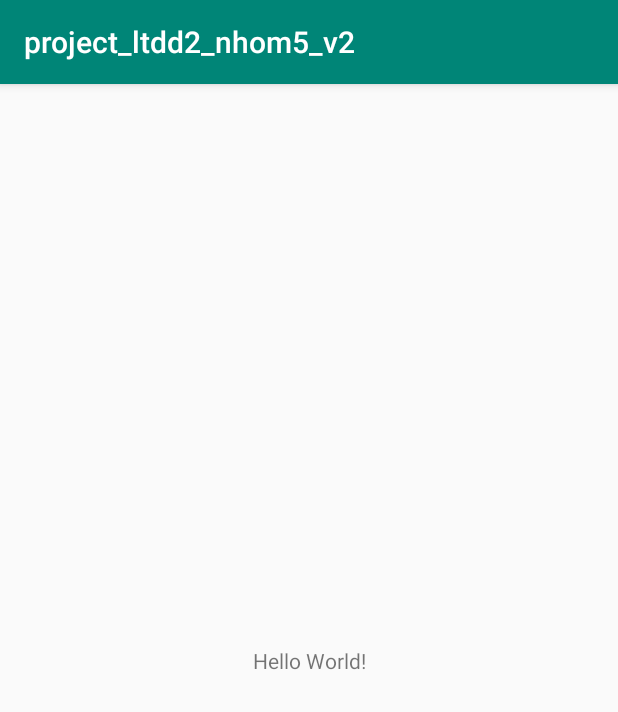
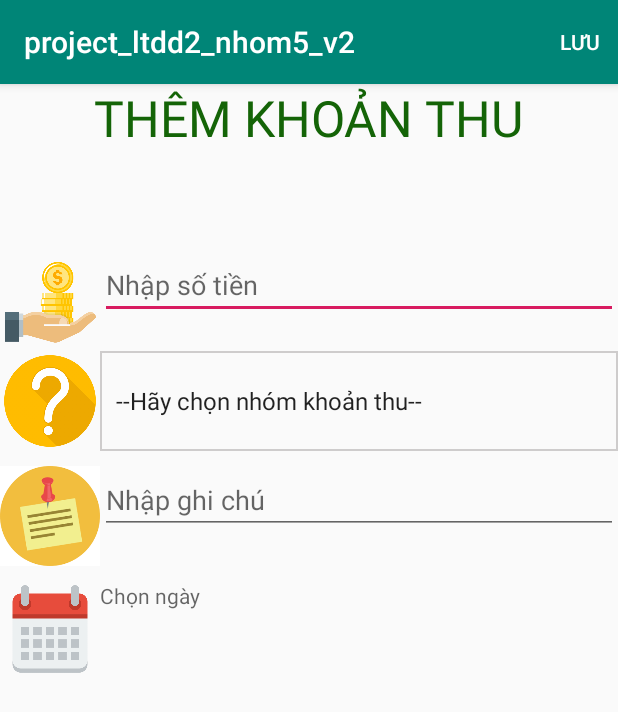
Before and after one commit to ltdd2nhom5/project_ltdd2_nhom5_v2, an Android app: the screen it shows after launch (MainActivity before the commit, ThemKhoanThuActivity after it), on a phone screen of 412 x 824 dp. Shown: the top 712 px of the screen. Run offline under Robolectric (Android 15) with nearby library versions, the light colour scheme and no system bars.

Commit message:
phu them man hinh khoan thu

```diff
--- a/app/src/main/AndroidManifest.xml
+++ b/app/src/main/AndroidManifest.xml
@@ -9,13 +9,14 @@
         android:roundIcon="@mipmap/ic_launcher_round"
         android:supportsRtl="true"
         android:theme="@style/AppTheme">
-        <activity android:name=".MainActivity">
+        <activity android:name=".ThemKhoanThuActivity">
             <intent-filter>
                 <action android:name="android.intent.action.MAIN" />
 
                 <category android:name="android.intent.category.LAUNCHER" />
             </intent-filter>
         </activity>
+        <activity android:name=".MainActivity"></activity>
     </application>
 
 </manifest>
--- /dev/null
+++ b/app/src/main/java/com/example/phu/project_ltdd2_nhom5_v2/ThemKhoanThuActivity.java
@@ -0,0 +1,51 @@
+package com.example.phu.project_ltdd2_nhom5_v2;
+
+import android.app.DatePickerDialog;
+import android.os.Bundle;
+import android.support.v7.app.AppCompatActivity;
+import android.view.Menu;
+import android.view.MenuInflater;
+import android.view.View;
+import android.widget.DatePicker;
+import android.widget.TextView;
+
+import java.util.Calendar;
+
+public class ThemKhoanThuActivity extends AppCompatActivity {
+    TextView txtChonNgay;
+    DatePickerDialog datePickerDialog;
+    Calendar c;
+
+    @Override
+    protected void onCreate(Bundle savedInstanceState) {
+        super.onCreate(savedInstanceState);
+        setContentView(R.layout.them_khoan_thu_layout);
+        txtChonNgay = (TextView) findViewById(R.id.txtChonNgay);
+        txtChonNgay.setOnClickListener(new View.OnClickListener() {
+            @Override
+            public void onClick(View v) {
+                c = Calendar.getInstance();
+                int day = c.get(Calendar.DAY_OF_MONTH);
+                int month = c.get(Calendar.MONTH);
+                int year = c.get(Calendar.YEAR);
+                datePickerDialog = new DatePickerDialog(ThemKhoanThuActivity.this, new DatePickerDialog.OnDateSetListener() {
+                    @Override
+                    public void onDateSet(DatePicker view, int year, int month, int dayOfMonth) {
+                        txtChonNgay.setText(dayOfMonth + "/" + month + "/" + year);
+                    }
+                }, day, month, year);
+                datePickerDialog.show();
+            }
+        });
+    }
+
+    @Override
+    public boolean onCreateOptionsMenu(Menu menu) {
+        MenuInflater inflater = getMenuInflater();
+        inflater.inflate(R.menu.menu_them_giao_dich,menu);
+
+        return super.onCreateOptionsMenu(menu);
+    }
+
+
+}
--- /dev/null
+++ b/app/src/main/res/drawable/spinner_background.xml
@@ -0,0 +1,19 @@
+<?xml version="1.0" encoding="utf-8"?>
+<selector xmlns:android="http://schemas.android.com/apk/res/android">
+    <item>
+        <layer-list>
+            <item>
+                <shape>
+                    <!--<gradient android:angle="90" android:endColor="#B3BBCC" android:startColor="#E8EBEF" android:type="linear" />-->
+
+                    <stroke android:width="1dp" android:color="#cecccc"  />
+
+                    <corners android:radius="0dp" />
+
+                    <padding android:bottom="3dp" android:left="3dp" android:right="3dp" android:top="3dp" />
+                </shape>
+            </item>
+
+        </layer-list>
+    </item>
+</selector>
--- /dev/null
+++ b/app/src/main/res/layout/them_khoan_thu_layout.xml
@@ -0,0 +1,104 @@
+<?xml version="1.0" encoding="utf-8"?>
+<LinearLayout xmlns:android="http://schemas.android.com/apk/res/android"
+    xmlns:app="http://schemas.android.com/apk/res-auto"
+    xmlns:tools="http://schemas.android.com/tools"
+    android:layout_width="match_parent"
+    android:layout_height="match_parent"
+    android:orientation="vertical"
+
+    tools:context=".AddTransactionActivity">
+    <TextView
+        android:text="THÊM KHOẢN THU"
+        android:textSize="50px"
+        android:textColor="#146407"
+        android:layout_gravity="center"
+        android:layout_width="wrap_content"
+        android:layout_height="wrap_content" />
+    <LinearLayout
+        android:layout_marginTop="100px"
+        android:layout_width="match_parent"
+        android:layout_height="wrap_content">
+        <ImageView
+            android:layout_width="100px"
+            android:layout_height="100px"
+            android:src="@drawable/money_in" />
+        <EditText
+            android:textColor="#13b11b"
+            android:layout_width="match_parent"
+            android:layout_height="wrap_content"
+            android:hint="Nhập số tiền"
+            android:inputType="number" />
+    </LinearLayout>
+
+
+    <LinearLayout
+        android:layout_width="match_parent"
+        android:layout_height="wrap_content"
+        android:layout_marginBottom="15px"
+        android:orientation="horizontal">
+
+        <ImageView
+
+            android:layout_width="100px"
+            android:layout_height="100px"
+            android:src="@drawable/mark" />
+
+        <Spinner
+            android:layout_width="0dp"
+            android:layout_height="match_parent"
+            android:layout_weight="5"
+            android:background="@drawable/spinner_background"
+
+            android:entries="@array/nhom_khoan_thu_arr">
+
+        </Spinner>
+    </LinearLayout>
+
+    <LinearLayout
+        android:layout_width="match_parent"
+        android:layout_height="wrap_content"
+        android:layout_marginBottom="15px"
+        android:orientation="horizontal">
+
+        <ImageView
+
+            android:layout_width="100px"
+            android:layout_height="100px"
+            android:src="@drawable/note" />
+
+        <EditText
+            android:layout_width="match_parent"
+            android:layout_height="wrap_content"
+            android:hint="Nhập ghi chú" />
+    </LinearLayout>
+
+    <LinearLayout
+        android:layout_width="match_parent"
+        android:layout_height="wrap_content"
+        android:layout_marginBottom="15px"
+        android:orientation="horizontal">
+
+        <ImageView
+
+            android:layout_width="100px"
+            android:layout_height="100px"
+            android:src="@drawable/calenda" />
+
+        <TextView
+            android:id="@+id/txtChonNgay"
+            android:layout_width="match_parent"
+            android:layout_height="match_parent"
+            android:hint="Chọn ngày" />
+    </LinearLayout>
+
+    <LinearLayout
+        android:layout_width="match_parent"
+        android:layout_height="wrap_content"
+        android:layout_marginBottom="15px"
+        android:orientation="horizontal">
+
+
+
+
+    </LinearLayout>
+</LinearLayout>
--- /dev/null
+++ b/app/src/main/res/menu/menu_them_giao_dich.xml
@@ -0,0 +1,9 @@
+<?xml version="1.0" encoding="utf-8"?>
+<menu xmlns:android="http://schemas.android.com/apk/res/android"
+    xmlns:app="http://schemas.android.com/apk/res-auto">
+    <item
+        android:title="Lưu"
+        app:showAsAction="always">
+
+    </item>
+</menu>
--- a/app/src/main/res/values/strings.xml
+++ b/app/src/main/res/values/strings.xml
@@ -1,3 +1,20 @@
 <resources>
     <string name="app_name">project_ltdd2_nhom5_v2</string>
+    <string-array name="nhom_giao_dich_arr">
+        <item>--Hãy chọn nhóm giao dịch--</item>
+        <item>Ăn uống</item>
+        <item>Di chuyển</item>
+        <item>Mua sắm</item>
+    </string-array>
+    <string-array name="nhom_khoan_thu_arr">
+        <item>--Hãy chọn nhóm khoản thu--</item>
+        <item>Thưởng</item>
+        <item>Tiền lãi</item>
+        <item>Giải thưởng</item>
+    </string-array>
+    <string-array name="wallet_arr">
+        <item>--Hãy chọn ví--</item>
+        <item>Ví tiền chính(900.000 VND)</item>
+    </string-array>
+
 </resources>
```
Also changed, not shown: app/src/main/java/com/example/phu/project_ltdd2_nhom5_v2/AddTransactionActivity.java (added, +51 -0 lines), app/src/main/res/layout/activity_add_transaction.xml (added, +113 -0 lines), app/src/main/res/drawable/calenda.png (added), app/src/main/res/drawable/mark.png (added), app/src/main/res/drawable/money_icon.png (added), app/src/main/res/drawable/money_in.png (added), app/src/main/res/drawable/money_out.png (added), app/src/main/res/drawable/note.png (added), app/src/main/res/drawable/vi.png (added).
